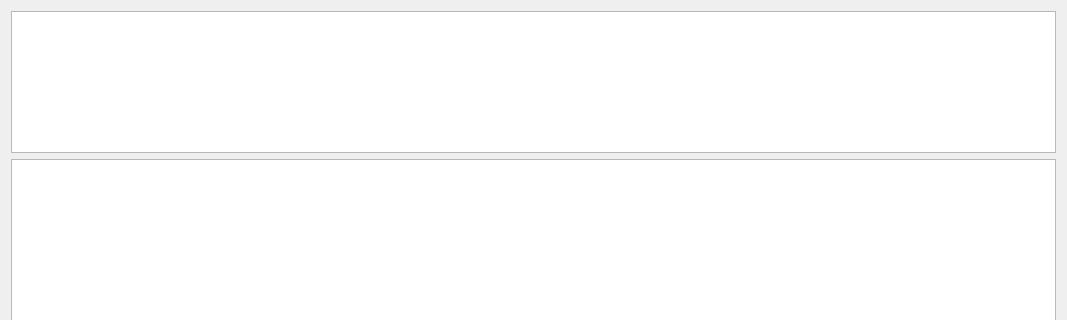
This is core/src/emsinfo.ui in fredcooke/emstudio as Qt 5 draws it before an edit; both pictures show x 0 to 1067 and y 0 to 320 of the 1067 by 597 pixel window. The edited form follows.
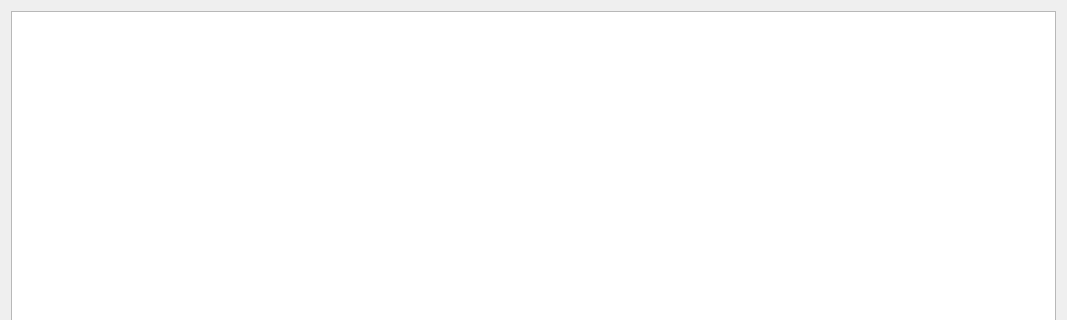
This is the edited form.

Patch:
```diff
--- a/core/src/emsinfo.ui
+++ b/core/src/emsinfo.ui
@@ -15,18 +15,7 @@
   </property>
   <layout class="QVBoxLayout" name="verticalLayout_6">
    <item>
-    <layout class="QVBoxLayout" name="verticalLayout_2" stretch="1,3">
-     <item>
-      <layout class="QHBoxLayout" name="horizontalLayout_4" stretch="2">
-       <item>
-        <layout class="QVBoxLayout" name="verticalLayout">
-         <item>
-          <widget class="QTableWidget" name="tableWidget"/>
-         </item>
-        </layout>
-       </item>
-      </layout>
-     </item>
+    <layout class="QVBoxLayout" name="verticalLayout_2" stretch="3">
      <item>
       <widget class="QTableWidget" name="locationIdInfoTableWidget"/>
      </item>
```
